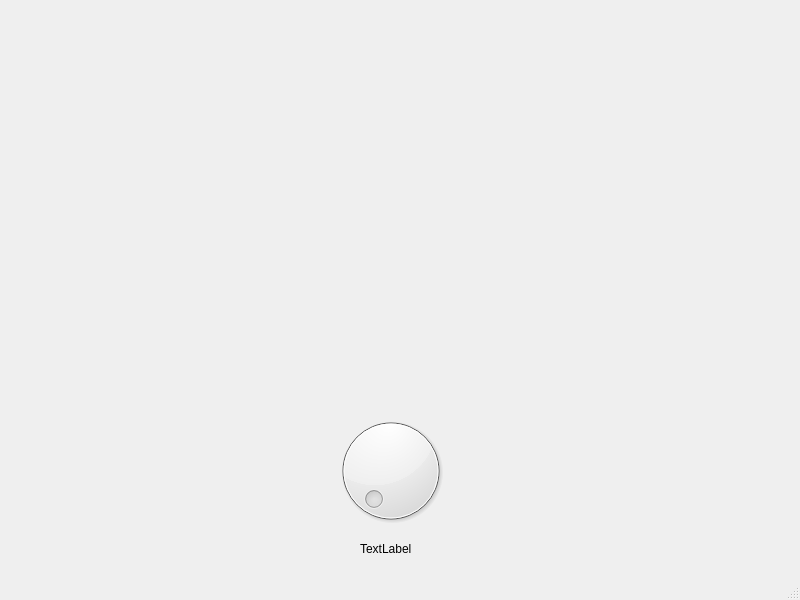
Before: the Qt Designer form Cluster/speed.ui in walked22/Stacy, drawn with Qt 5.
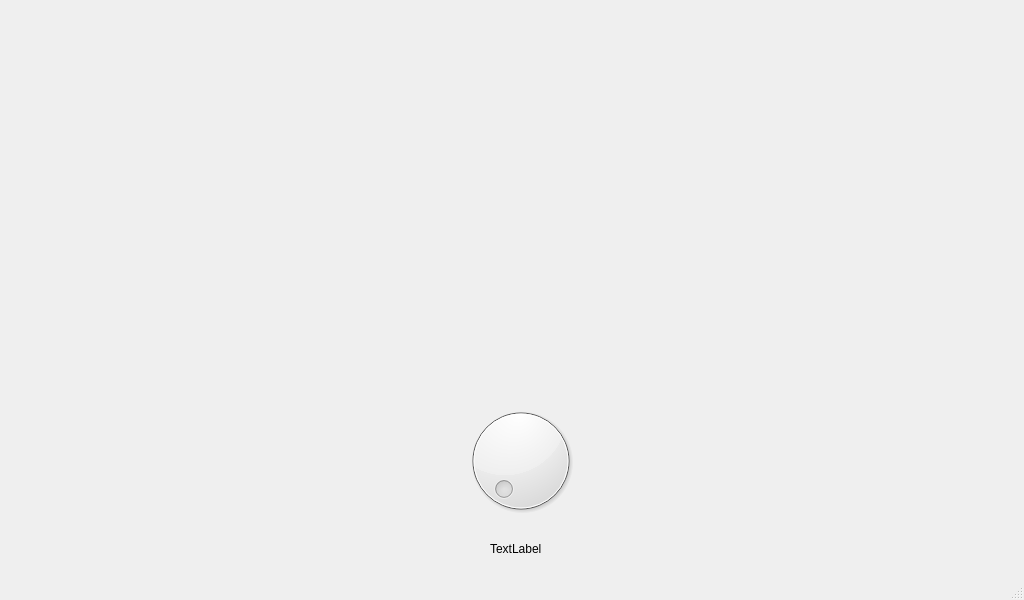
After: the same form once the commit is applied.

Commit message: Adjusted window size

```diff
--- a/Cluster/speed.ui
+++ b/Cluster/speed.ui
@@ -6,7 +6,7 @@
    <rect>
     <x>0</x>
     <y>0</y>
-    <width>800</width>
+    <width>1024</width>
     <height>600</height>
    </rect>
   </property>
@@ -17,8 +17,8 @@
    <widget class="QDial" name="dial">
     <property name="geometry">
      <rect>
-      <x>310</x>
-      <y>410</y>
+      <x>440</x>
+      <y>400</y>
       <width>161</width>
       <height>121</height>
      </rect>
@@ -30,7 +30,7 @@
    <widget class="QLabel" name="label">
     <property name="geometry">
      <rect>
-      <x>360</x>
+      <x>490</x>
       <y>540</y>
       <width>64</width>
       <height>17</height>
```
